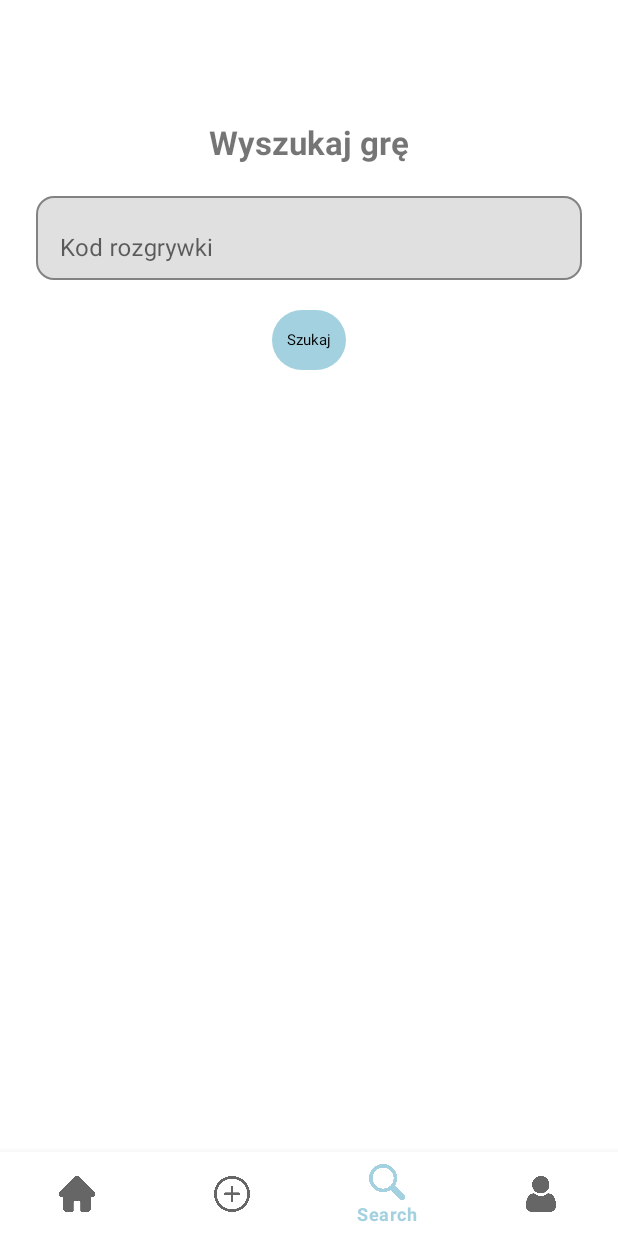
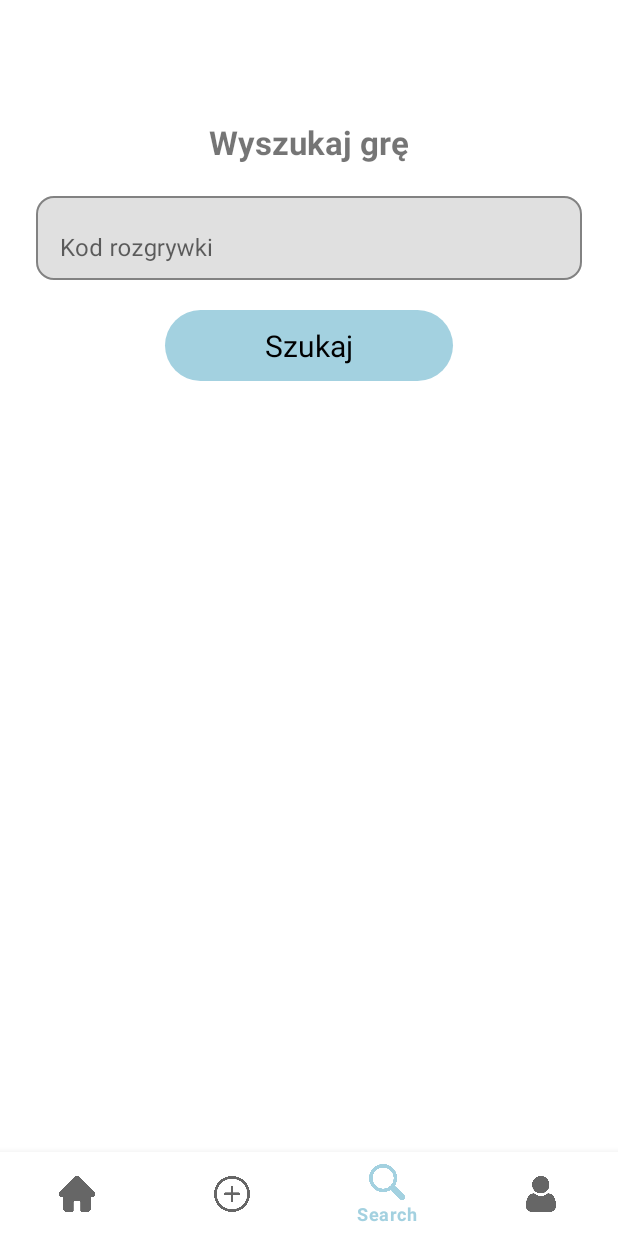
Before and after one commit to Jakubowsky97/StoryWeave, an Android app: the screen it shows after launch once a user with an empty profile is signed in (MainActivity), item 3 of the bottom bar chosen, on a phone screen of 412 x 824 dp. Run offline under Robolectric (Android 15) with nearby library versions, the phone set to English and light mode, and no system bars; our stand-ins replace Firebase (no records; nobody signed in at launch, a user with empty details on screens opened directly), navigation-ui.

Commit message:
minor changes

```diff
--- a/app/src/main/res/layout/fragment_profile.xml
+++ b/app/src/main/res/layout/fragment_profile.xml
@@ -7,7 +7,7 @@
 
         <variable
             name="viewModel"
-            type="com.example.storyweave.ui.profile.ProfileViewModel" />
+            type="com.example.storyweave.ui.profile.ProfileViewModel"/>
     </data>
 
     <androidx.constraintlayout.widget.ConstraintLayout
--- a/app/src/main/res/layout/fragment_search.xml
+++ b/app/src/main/res/layout/fragment_search.xml
@@ -40,9 +40,10 @@
 
         <com.google.android.material.button.MaterialButton
             android:id="@+id/buttonSearch"
-            android:layout_width="wrap_content"
+            android:layout_width="200dp"
             android:layout_height="wrap_content"
             android:text="Szukaj"
+            android:textSize="20sp"
             android:layout_marginTop="16dp"
             app:cornerRadius="24dp"
             style="@style/Widget.Material3.Button.IconButton.Filled" />
@@ -89,14 +90,15 @@
                     android:layout_width="match_parent"
                     android:layout_height="wrap_content" />
 
-                <com.google.android.material.button.MaterialButton
+                <Button
                     android:id="@+id/buttonJoin"
-                    android:layout_width="wrap_content"
+                    android:layout_width="100dp"
                     android:layout_height="wrap_content"
                     android:text="Dołącz do gry"
+                    android:textSize="20sp"
                     android:layout_marginTop="12dp"
                     app:cornerRadius="20dp"
-                    style="@style/Widget.Material3.Button.TonalButton" />
+                    style="@style/Widget.Material3.Button.IconButton.Filled" />
             </LinearLayout>
         </com.google.android.material.card.MaterialCardView>
     </LinearLayout>
```
Also changed, not shown: app/src/main/java/com/example/storyweave/adapter/StoryNodeAdapter.java (+19 -1 lines).
